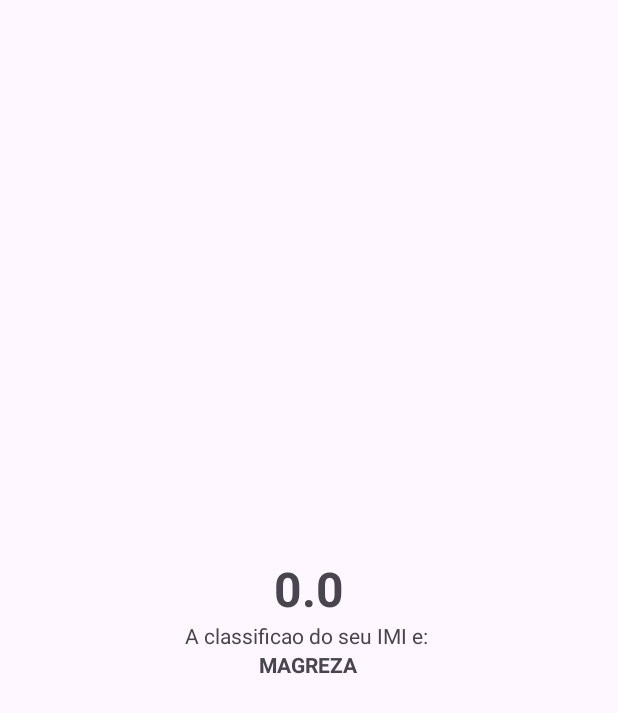
After one commit to Joaopgoncalvess/calculadoraImc, an Android app: the ResultActivity screen opened directly, with no data from a screen before it, on a phone screen of 412 x 824 dp. The commit adds this screen. Shown: the top 713 px of the screen. Run offline under Robolectric (Android 15) with nearby library versions, the phone set to English and light mode, and no system bars.

Commit message:
Mostrar resultado na proxima tela

```diff
--- a/app/build.gradle.kts
+++ b/app/build.gradle.kts
@@ -41,6 +41,7 @@ dependencies {
     implementation("androidx.appcompat:appcompat:1.7.1")
     implementation("com.google.android.material:material:1.12.0")
     implementation("androidx.constraintlayout:constraintlayout:2.2.1")
+    implementation("androidx.activity:activity:1.10.1")
     testImplementation("junit:junit:4.13.2")
     androidTestImplementation("androidx.test.ext:junit:1.2.1")
     androidTestImplementation("androidx.test.espresso:espresso-core:3.6.1")
--- a/app/src/main/AndroidManifest.xml
+++ b/app/src/main/AndroidManifest.xml
@@ -13,6 +13,9 @@
         android:theme="@style/Theme.Calculadoraimc"
         tools:targetApi="31">
         <activity
+            android:name=".ResultActivity"
+            android:exported="false" />
+        <activity
             android:name=".MainActivity"
             android:exported="true">
             <intent-filter>
--- a/app/src/main/java/com/comunidadedevspace/imc/MainActivity.kt
+++ b/app/src/main/java/com/comunidadedevspace/imc/MainActivity.kt
@@ -1,5 +1,6 @@
 package com.comunidadedevspace.imc
 
+import android.content.Intent
 import androidx.appcompat.app.AppCompatActivity
 import android.os.Bundle
 import android.widget.Button
@@ -40,6 +41,16 @@ class MainActivity : AppCompatActivity() {
                 val alturaQ2 = altura * altura
                 val resultado = peso / alturaQ2
 
+                //Navegar para a segunda tela
+                //Criar Layout da proxima tela
+                //Passar dados (resultado) para proxima tela
+
+                // Intent - Classe do proprio android
+
+                val intent = Intent(this, ResultActivity::class.java)
+                intent.putExtra(KEY_RESULT_IMC, resultado)
+                startActivity(intent)
+
                 println("Joao acao botao" + resultado)
             }
 
--- /dev/null
+++ b/app/src/main/java/com/comunidadedevspace/imc/ResultActivity.kt
@@ -0,0 +1,37 @@
+package com.comunidadedevspace.imc
+
+import android.os.Bundle
+import android.widget.TextView
+import androidx.activity.enableEdgeToEdge
+import androidx.appcompat.app.AppCompatActivity
+import androidx.core.view.ViewCompat
+import androidx.core.view.WindowInsetsCompat
+
+const val KEY_RESULT_IMC = "ResultActivity.KEY.IMC"
+
+class ResultActivity : AppCompatActivity() {
+    override fun onCreate(savedInstanceState: Bundle?) {
+        super.onCreate(savedInstanceState)
+        setContentView(R.layout.activity_result)
+
+        val result = intent.getFloatExtra(KEY_RESULT_IMC, 0f)
+
+       val tvResult = findViewById<TextView>(R.id.tv_result)
+       val tvClassificacao = findViewById<TextView>(R.id.tv_classificacao)
+
+        tvResult.text = result.toString()
+
+        val classificacao: String = if (result <= 18.5f){
+            "MAGREZA"
+        } else if (result > 18.5f && result <=24.9f) {
+            "NORMAL"
+        } else if (result >25f && result <=29.9f) {
+            "SOBREPESO"
+        } else if (result > 30f && result <= 39.9f) {
+            "OBESIDADE"
+        } else {
+            "OBESIDADE GRAVE"
+        }
+
+         tvClassificacao.text = classificacao    }
+}
--- /dev/null
+++ b/app/src/main/res/layout/activity_result.xml
@@ -0,0 +1,38 @@
+<?xml version="1.0" encoding="utf-8"?>
+<LinearLayout xmlns:android="http://schemas.android.com/apk/res/android"
+    xmlns:app="http://schemas.android.com/apk/res-auto"
+    xmlns:tools="http://schemas.android.com/tools"
+    android:id="@+id/main"
+    android:layout_width="match_parent"
+    android:layout_height="match_parent"
+    android:gravity="center"
+    android:orientation="vertical"
+    tools:context=".ResultActivity">
+
+    <!-- Aqui vão os elementos da sua tela -->
+
+
+    <TextView
+        android:id="@+id/tv_result"
+        android:textSize="32sp"
+        android:textStyle="bold"
+        android:maxLength="5"
+        android:layout_width="wrap_content"
+        android:layout_height="wrap_content"
+        tools:text="23.66" />
+
+    <TextView
+        android:id="@+id/tv_classificacao_label"
+        android:layout_width="wrap_content"
+        android:layout_height="wrap_content"
+        android:text="A classificao do seu IMI e: " />
+
+    <TextView
+        android:id="@+id/tv_classificacao"
+        android:layout_width="wrap_content"
+        android:layout_height="wrap_content"
+        android:textStyle="bold"
+        tools:text="NORMAL" />
+
+
+</LinearLayout>
```
